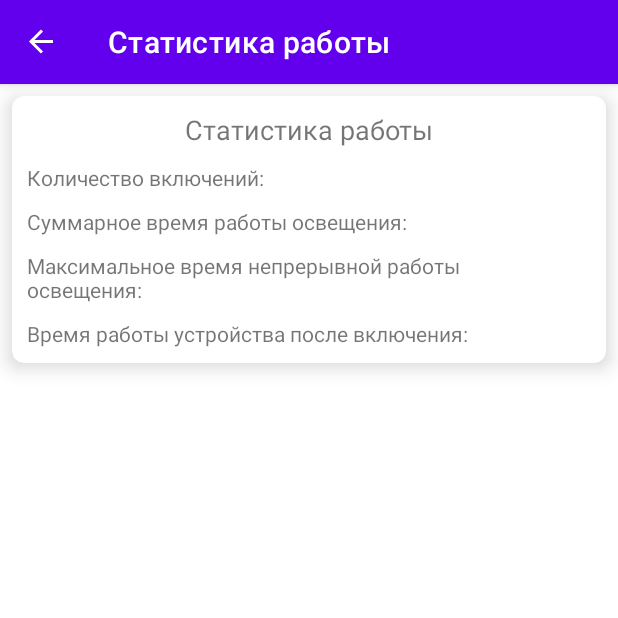
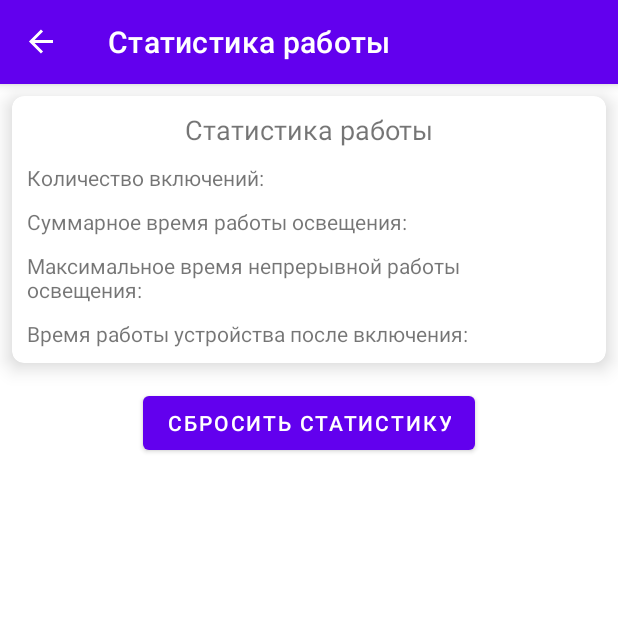
Before and after one commit to alex-eaa/ESP_Manager, an Android app: the FragmentMsStats screen opened through its navigation route, on a phone screen of 412 x 824 dp, the top half of it. Run offline under Robolectric (Android 15) with nearby library versions, the phone set to English and light mode, and no system bars; our stand-ins replace navigation-ui; 4 statements that could not run were skipped.

Commit message:
I added a button to reset statistics on the statistics page.

```diff
--- a/app/src/main/java/com/elchaninov/espmanager/view/ms/FragmentMsStats.kt
+++ b/app/src/main/java/com/elchaninov/espmanager/view/ms/FragmentMsStats.kt
@@ -11,6 +11,8 @@ import com.elchaninov.espmanager.model.DeviceModel
 import com.elchaninov.espmanager.model.ms.MsMainModel
 import com.elchaninov.espmanager.utils.hide
 import com.elchaninov.espmanager.utils.show
+import com.elchaninov.espmanager.view.AlertType
+import com.elchaninov.espmanager.view.MyDialogFragment
 import org.koin.androidx.viewmodel.ext.android.viewModel
 import org.koin.core.parameter.parametersOf
 
@@ -42,6 +44,17 @@ class FragmentMsStats : Fragment(R.layout.fragment_ms_stats) {
                 else -> {}
             }
         }
+
+        viewListenerInit()
+        setupAlertDialogFragmentListener()
+    }
+
+    private fun viewListenerInit(){
+        binding.buttonStatsReset.setOnClickListener {
+            msMainModel?.let {
+                showAlertDialogFragment()
+            }
+        }
     }
 
     private fun renderData() {
@@ -51,6 +64,18 @@ class FragmentMsStats : Fragment(R.layout.fragment_ms_stats) {
             binding.textTotalTimeOn.text = millisToTime(it.relay.totalTimeOn)
             binding.textMaxContinuousOn.text = millisToTime(it.relay.maxContinuousOn)
             binding.textTimeESPOn.text = millisToTime(it.timeESPOn.toLong())
+        }
+    }
+
+    private fun showAlertDialogFragment() {
+        MyDialogFragment.show(childFragmentManager, AlertType.STATS_RESET)
+    }
+
+    private fun setupAlertDialogFragmentListener() {
+        MyDialogFragment.setupListener(childFragmentManager, viewLifecycleOwner) {
+            msMainModel?.let {
+                viewModel.statReset()
+            }
         }
     }
 
--- a/app/src/main/res/layout/fragment_ms_stats.xml
+++ b/app/src/main/res/layout/fragment_ms_stats.xml
@@ -5,6 +5,16 @@
     android:layout_width="match_parent"
     android:layout_height="match_parent"
     tools:context=".view.ms.FragmentMsStats">
+
+    <ScrollView
+        android:layout_width="match_parent"
+        android:layout_height="match_parent"
+        android:fillViewport="true">
+
+        <androidx.appcompat.widget.LinearLayoutCompat
+            android:layout_width="match_parent"
+            android:layout_height="wrap_content"
+            android:orientation="vertical">
 
             <androidx.cardview.widget.CardView
                 android:id="@+id/card_1"
@@ -122,6 +132,17 @@
                 </androidx.constraintlayout.widget.ConstraintLayout>
             </androidx.cardview.widget.CardView>
 
+            <com.google.android.material.button.MaterialButton
+                android:id="@+id/button_stats_reset"
+                android:layout_width="wrap_content"
+                android:layout_height="wrap_content"
+                android:layout_gravity="center"
+                android:layout_margin="8dp"
+                android:text="Сбросить статистику" />
+
+        </androidx.appcompat.widget.LinearLayoutCompat>
+    </ScrollView>
+
     <include
         android:id="@+id/include_progress"
         layout="@layout/progress_bar" />
```
Also changed, not shown: app/src/main/java/com/elchaninov/espmanager/view/MyDialogFragment.kt (+22 -3 lines), app/src/main/java/com/elchaninov/espmanager/view/ms/ViewModelFragmentMsMain.kt (+9 -0 lines). Lines whose indentation alone changed are shown as unchanged.
